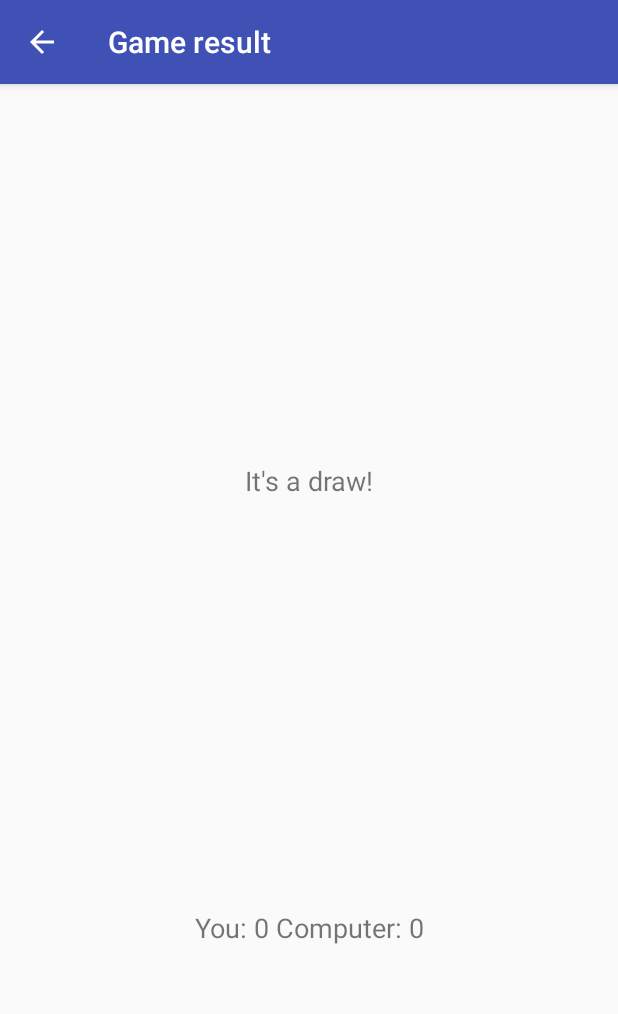
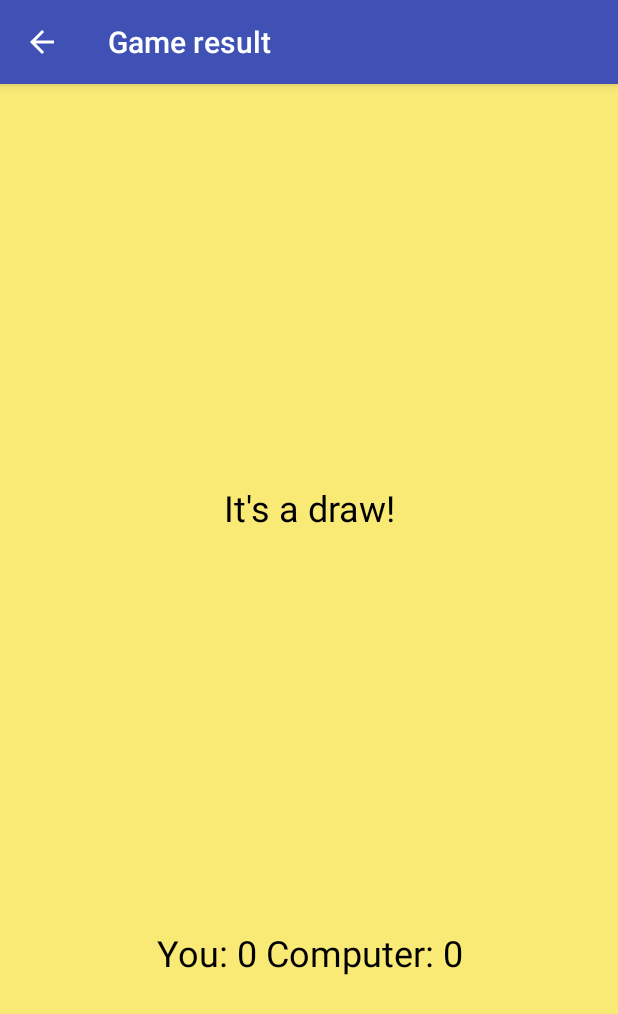
Before and after one commit to elipinska/codeclan_wk08_day_2_rock_paper_scissors_java_lab, an Android app: the screen it shows after launch (ShowResultActivity), after a tap on "ROCK", on a phone screen of 412 x 824 dp. Shown: the top 1014 px of the screen. Run offline under Robolectric (Android 15) with nearby library versions, the phone set to English and light mode, and no system bars.

Commit message:
Display score on both Activities

```diff
--- a/cc_w8d2_rps_lab/app/src/main/res/layout/activity_rps.xml
+++ b/cc_w8d2_rps_lab/app/src/main/res/layout/activity_rps.xml
@@ -11,7 +11,6 @@
         android:id="@+id/computerChoiceTextView"
         android:layout_width="303dp"
         android:layout_height="52dp"
-        android:background="@color/textView"
         android:gravity="center"
         android:textColor="@android:color/black"
         android:textSize="24sp"
@@ -32,7 +31,6 @@
         android:layout_marginRight="8dp"
         android:layout_marginStart="8dp"
         android:layout_marginTop="8dp"
-        android:background="@color/textView"
         android:gravity="center"
         android:text="@string/rules"
         android:textColor="@android:color/black"
@@ -104,6 +102,10 @@
         android:layout_marginRight="8dp"
         android:layout_marginStart="8dp"
         android:layout_marginTop="8dp"
+        android:background="@color/background"
+        android:textColor="@android:color/black"
+        android:textSize="24sp"
+        android:gravity="center"
         app:layout_constraintBottom_toBottomOf="parent"
         app:layout_constraintEnd_toEndOf="parent"
         app:layout_constraintStart_toStartOf="parent"
--- a/cc_w8d2_rps_lab/app/src/main/res/layout/activity_show_result.xml
+++ b/cc_w8d2_rps_lab/app/src/main/res/layout/activity_show_result.xml
@@ -4,11 +4,12 @@
     xmlns:tools="http://schemas.android.com/tools"
     android:layout_width="match_parent"
     android:layout_height="match_parent"
+    android:background="@color/background"
     tools:context=".ShowResultActivity">
 
     <TextView
         android:id="@+id/resultTextView"
-        android:layout_width="238dp"
+        android:layout_width="267dp"
         android:layout_height="106dp"
         android:layout_marginBottom="8dp"
         android:layout_marginEnd="8dp"
@@ -17,24 +18,29 @@
         android:layout_marginStart="8dp"
         android:layout_marginTop="8dp"
         android:gravity="center"
-        android:textSize="18sp"
+        android:textColor="@android:color/black"
+        android:textSize="24sp"
         app:layout_constraintBottom_toTopOf="@+id/scoreTextView"
         app:layout_constraintEnd_toEndOf="parent"
+        app:layout_constraintHorizontal_bias="0.504"
         app:layout_constraintStart_toStartOf="parent"
-        app:layout_constraintTop_toTopOf="parent" />
+        app:layout_constraintTop_toTopOf="parent"
+        app:layout_constraintVertical_bias="0.537" />
 
     <TextView
         android:id="@+id/scoreTextView"
-        android:layout_width="230dp"
-        android:layout_height="67dp"
-        android:layout_marginBottom="172dp"
+        android:layout_width="267dp"
+        android:layout_height="90dp"
+        android:layout_marginBottom="144dp"
         android:layout_marginEnd="8dp"
         android:layout_marginLeft="8dp"
         android:layout_marginRight="8dp"
         android:layout_marginStart="8dp"
-        android:textSize="18sp"
         android:gravity="center"
+        android:textColor="@android:color/black"
+        android:textSize="24sp"
         app:layout_constraintBottom_toBottomOf="parent"
         app:layout_constraintEnd_toEndOf="parent"
+        app:layout_constraintHorizontal_bias="0.504"
         app:layout_constraintStart_toStartOf="parent" />
 </android.support.constraint.ConstraintLayout>
--- a/cc_w8d2_rps_lab/app/src/main/res/values/colors.xml
+++ b/cc_w8d2_rps_lab/app/src/main/res/values/colors.xml
@@ -3,6 +3,5 @@
     <color name="colorPrimary">#3F51B5</color>
     <color name="colorPrimaryDark">#303F9F</color>
     <color name="colorAccent">#FF4081</color>
-    <color name="background">#66ccff</color>
-    <color name="textView">#ffff00</color>
+    <color name="background">#f9e975</color>
 </resources>
```
